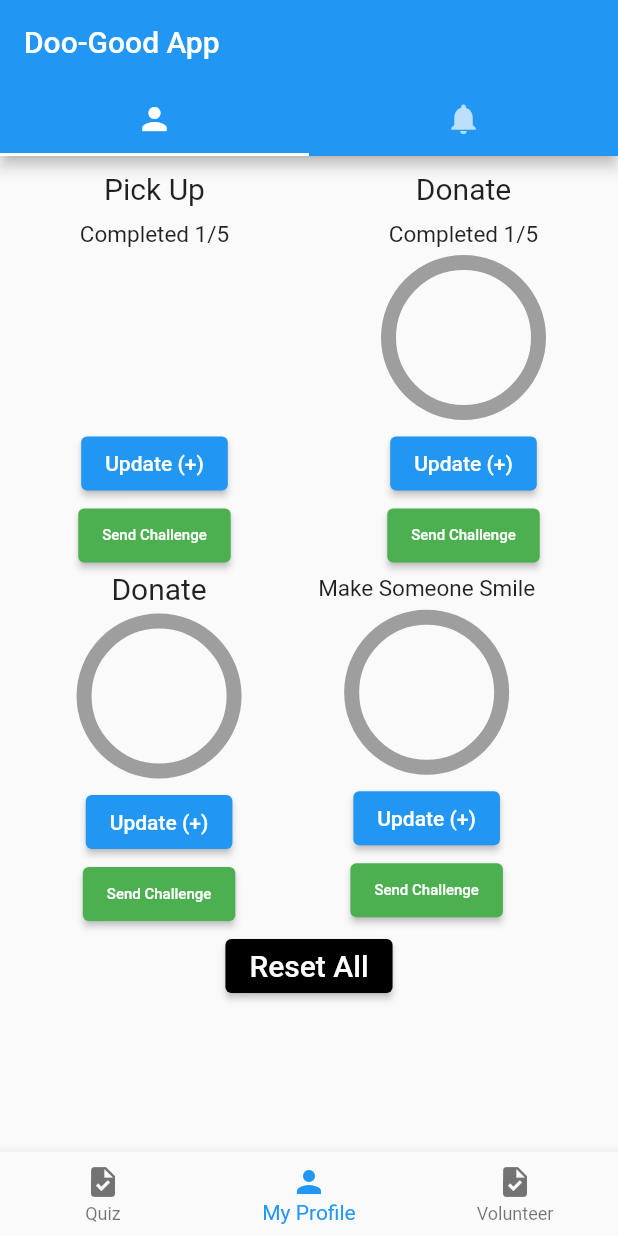
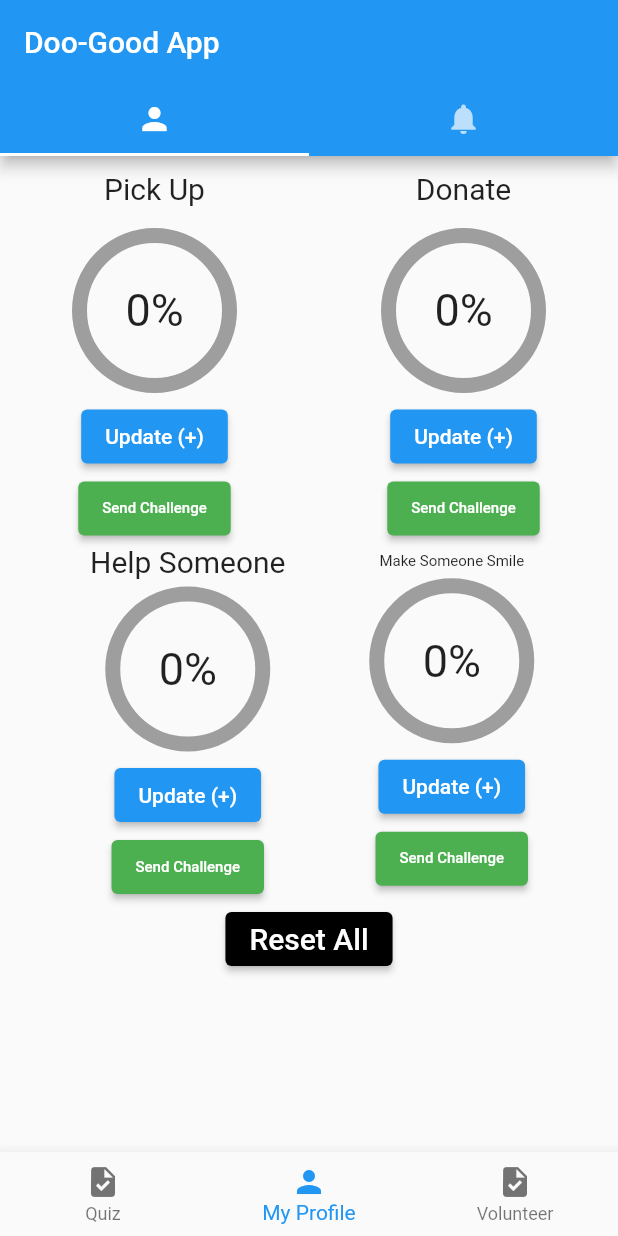
Before and after one commit to eriksoriano/forgood, a Flutter app: the screen it shows after launch, item 2 of the bottom bar chosen, after a tap on "Reset All", on a phone screen of 412 x 824 dp. Run offline on Flutter 3.47's test engine with Material 2 defaults, Android fonts, the phone set to English and light mode, and no system bars.

```diff
--- a/lib/main.dart
+++ b/lib/main.dart
@@ -35,70 +35,70 @@ class _MyHomePageState extends State<MyHomePage> {
 // **************************************************************************
 // the list of items in the list below; this will be moved into a new page
 // **************************************************************************
-  // final List<int> _items = List<int>.generate(20, (int index) => index);
+  final List<int> _items = List<int>.generate(20, (int index) => index);
 
-  List<String> tasks = [
-    "A Task",
-    "B Task",
-    "C Task",
-    "D Task",
-    "E Task",
-    "F Task",
-    "G Task",
-    "H Task"
-  ];
+  // List<String> tasks = [
+  //   "A Task",
+  //   "B Task",
+  //   "C Task",
+  //   "D Task",
+  //   "E Task",
+  //   "F Task",
+  //   "G Task",
+  //   "H Task"
+  // ];
 
   @override
   Widget _listofOpportunities() {
-    // final ColorScheme colorScheme = Theme.of(context).colorScheme;
-    // final Color oddItemColor = colorScheme.primary.withOpacity(0.05);
-    // final Color evenItemColor = colorScheme.primary.withOpacity(0.15);
+    final ColorScheme colorScheme = Theme.of(context).colorScheme;
+    final Color oddItemColor = colorScheme.primary.withOpacity(0.05);
+    final Color evenItemColor = colorScheme.primary.withOpacity(0.15);
 
-    // return ReorderableListView(
-    //   padding: const EdgeInsets.symmetric(horizontal: 40),
-    //   children: <Widget>[
-    //     for (int index = 0; index < _items.length; index += 1)
-    //       ListTile(
-    //         key: Key('$index'),
-    //         tileColor: _items[index].isOdd ? oddItemColor : evenItemColor,
-    //         title: Text('Suggestion ${_items[index]}'),
-    //       ),
-    //   ],
-    //   onReorder: (int oldIndex, int newIndex) {
-    //     setState(() {
-    //       if (oldIndex < newIndex) {
-    //         newIndex -= 1;
-    //       }
-    //       final int item = _items.removeAt(oldIndex);
-    //       _items.insert(newIndex, item);
-    //     });
-    //   },
-    // );
-    return Container(
-      padding: EdgeInsets.all(8.0),
-      child: ReorderableListView(
-          children: [
-            for (final task in tasks)
-              Card(
-                color: Colors.lightBlueAccent.shade100,
-                key: ValueKey(task),
-                elevation: 5.0,
-                child: ListTile(
-                  title: Text(task),
-                  leading: Icon(Icons.work, color: Colors.black),
-                ),
+    return ReorderableListView(
+      padding: const EdgeInsets.symmetric(horizontal: 40),
+      children: <Widget>[
+        for (int index = 0; index < _items.length; index += 1)
+          ListTile(
+            key: Key('$index'),
+            tileColor: _items[index].isOdd ? oddItemColor : evenItemColor,
+            title: Text('Suggestion ${_items[index]}'),
           ),
       ],
-          onReorder: (oldIndex, newIndex) {
+      onReorder: (int oldIndex, int newIndex) {
         setState(() {
-              if (newIndex > oldIndex) {
-                newIndex = newIndex - 1;
+          if (oldIndex < newIndex) {
+            newIndex -= 1;
           }
+          final int item = _items.removeAt(oldIndex);
+          _items.insert(newIndex, item);
         });
-            final task = tasks.removeAt(oldIndex);
-            tasks.insert(newIndex, task);
-          }),
+      },
     );
+    // return Container(
+    //   padding: EdgeInsets.all(8.0),
+    //   child: ReorderableListView(
+    //       children: [
+    //         for (final task in tasks)
+    //           Card(
+    //             color: Colors.lightBlueAccent.shade100,
+    //             key: ValueKey(task),
+    //             elevation: 5.0,
+    //             child: ListTile(
+    //               title: Text(task),
+    //               leading: Icon(Icons.work, color: Colors.black),
+    //             ),
+    //           ),
+    //       ],
+    //       onReorder: (oldIndex, newIndex) {
+    //         setState(() {
+    //           if (newIndex > oldIndex) {
+    //             newIndex = newIndex - 1;
+    //           }
+    //         });
+    //         final task = tasks.removeAt(oldIndex);
+    //         tasks.insert(newIndex, task);
+    //       }),
+    // );
   }
 
 // **************************************************************************
@@ -107,9 +107,9 @@ class _MyHomePageState extends State<MyHomePage> {
 
   int _selectedTabIndex = 0;
   double _pickup = 0.0;
-  double _metSomeone = 0.0;
-  double _wentOutside = 0.0;
-  double _goodDay = 0.0;
+  double _donate = 0.0;
+  double _help = 0.0;
+  double _smile = 0.0;
 
   void _onItemTapped(int index) {
     setState(() {
@@ -163,10 +163,6 @@ class _MyHomePageState extends State<MyHomePage> {
                   SizedBox(
                     height: 10,
                   ),
-                  Text(
-                    "Completed 1/5",
-                    style: TextStyle(fontSize: 15),
-                  ),
                   SizedBox(
                     height: 10,
                   ),
@@ -175,11 +171,22 @@ class _MyHomePageState extends State<MyHomePage> {
                     height: size,
                     // color: Colors.blue,
                     // padding: EdgeInsets.all(20),
-                    child: CircularProgressIndicator(
+                    child: Stack(
+                      fit: StackFit.expand,
+                      children: [
+                        CircularProgressIndicator(
                           strokeWidth: 10,
-                      // color: Colors.red,
-                      // backgroundColor: Colors.grey,
+                          color: Colors.red,
+                          backgroundColor: Colors.grey,
                           value: _pickup,
+                        ),
+                        Center(
+                          child: Text(
+                            "0%",
+                            style: TextStyle(fontSize: 30),
+                          ),
+                        )
+                      ],
                     ),
                   ),
                   SizedBox(
@@ -216,23 +223,30 @@ class _MyHomePageState extends State<MyHomePage> {
                   SizedBox(
                     height: 10,
                   ),
-                  Text(
-                    "Completed 1/5",
-                    style: TextStyle(fontSize: 15),
-                  ),
                   SizedBox(
                     height: 10,
                   ),
                   Container(
                     width: size,
                     height: size,
-                    // color: Colors.orange,
+                    // color: Colors.blue,
                     // padding: EdgeInsets.all(20),
-                    child: CircularProgressIndicator(
+                    child: Stack(
+                      fit: StackFit.expand,
+                      children: [
+                        CircularProgressIndicator(
                           strokeWidth: 10,
-                      color: Colors.blue,
+                          color: Colors.orange,
                           backgroundColor: Colors.grey,
-                      value: _metSomeone,
+                          value: _donate,
+                        ),
+                        Center(
+                          child: Text(
+                            "0%",
+                            style: TextStyle(fontSize: 30),
+                          ),
+                        )
+                      ],
                     ),
                   ),
                   SizedBox(
@@ -241,7 +255,7 @@ class _MyHomePageState extends State<MyHomePage> {
                   ElevatedButton(
                     onPressed: () {
                       setState(() {
-                        _metSomeone = _metSomeone + 0.2;
+                        _donate = _donate + 0.2;
                       });
                     },
                     child: Text('Update (+)'),
@@ -273,7 +287,7 @@ class _MyHomePageState extends State<MyHomePage> {
               Column(
                 children: [
                   Text(
-                    'Donate',
+                    'Help Someone',
                     style: TextStyle(fontSize: 20),
                   ),
                   SizedBox(
@@ -282,13 +296,24 @@ class _MyHomePageState extends State<MyHomePage> {
                   Container(
                     width: size,
                     height: size,
-                    // color: Colors.lime,
+                    // color: Colors.blue,
                     // padding: EdgeInsets.all(20),
-                    child: CircularProgressIndicator(
+                    child: Stack(
+                      fit: StackFit.expand,
+                      children: [
+                        CircularProgressIndicator(
                           strokeWidth: 10,
-                      color: Colors.orange,
+                          color: Colors.purple,
                           backgroundColor: Colors.grey,
-                      value: _wentOutside,
+                          value: _help,
+                        ),
+                        Center(
+                          child: Text(
+                            "0%",
+                            style: TextStyle(fontSize: 30),
+                          ),
+                        )
+                      ],
                     ),
                   ),
                   SizedBox(
@@ -297,7 +322,7 @@ class _MyHomePageState extends State<MyHomePage> {
                   ElevatedButton(
                     onPressed: () {
                       setState(() {
-                        _wentOutside = _wentOutside + 0.2;
+                        _help = _help + 0.2;
                       });
                     },
                     child: Text('Update (+)'),
@@ -320,7 +345,7 @@ class _MyHomePageState extends State<MyHomePage> {
                 children: [
                   Text(
                     'Make Someone Smile',
-                    style: TextStyle(fontSize: 15),
+                    style: TextStyle(fontSize: 10),
                   ),
                   SizedBox(
                     height: 10,
@@ -328,13 +353,24 @@ class _MyHomePageState extends State<MyHomePage> {
                   Container(
                     width: size,
                     height: size,
-                    // color: Colors.red,
+                    // color: Colors.blue,
                     // padding: EdgeInsets.all(20),
-                    child: CircularProgressIndicator(
+                    child: Stack(
+                      fit: StackFit.expand,
+                      children: [
+                        CircularProgressIndicator(
                           strokeWidth: 10,
-                      color: Colors.purple,
+                          color: Colors.pink,
                           backgroundColor: Colors.grey,
-                      value: _goodDay,
+                          value: _smile,
+                        ),
+                        Center(
+                          child: Text(
+                            "0%",
+                            style: TextStyle(fontSize: 30),
+                          ),
+                        )
+                      ],
                     ),
                   ),
                   SizedBox(
@@ -343,7 +379,7 @@ class _MyHomePageState extends State<MyHomePage> {
                   ElevatedButton(
                     onPressed: () {
                       setState(() {
-                        _goodDay = _goodDay + 0.2;
+                        _smile = _smile + 0.2;
                       });
                     },
                     child: Text('Update (+)'),
@@ -368,9 +404,9 @@ class _MyHomePageState extends State<MyHomePage> {
             onPressed: () {
               setState(() {
                 _pickup = 0.0;
-                _metSomeone = 0.0;
-                _wentOutside = 0.0;
-                _goodDay = 0.0;
+                _donate = 0.0;
+                _help = 0.0;
+                _smile = 0.0;
               });
             },
             style: ElevatedButton.styleFrom(primary: Colors.black),
--- a/pubspec.yaml
+++ b/pubspec.yaml
@@ -36,7 +36,6 @@ dependencies:
   cupertino_icons: ^1.0.2
 
 dev_dependencies:
-percent_indicator: ^3.4.0
   flutter_test:
     sdk: flutter
 
```
Lines whose indentation alone changed are shown as unchanged.
